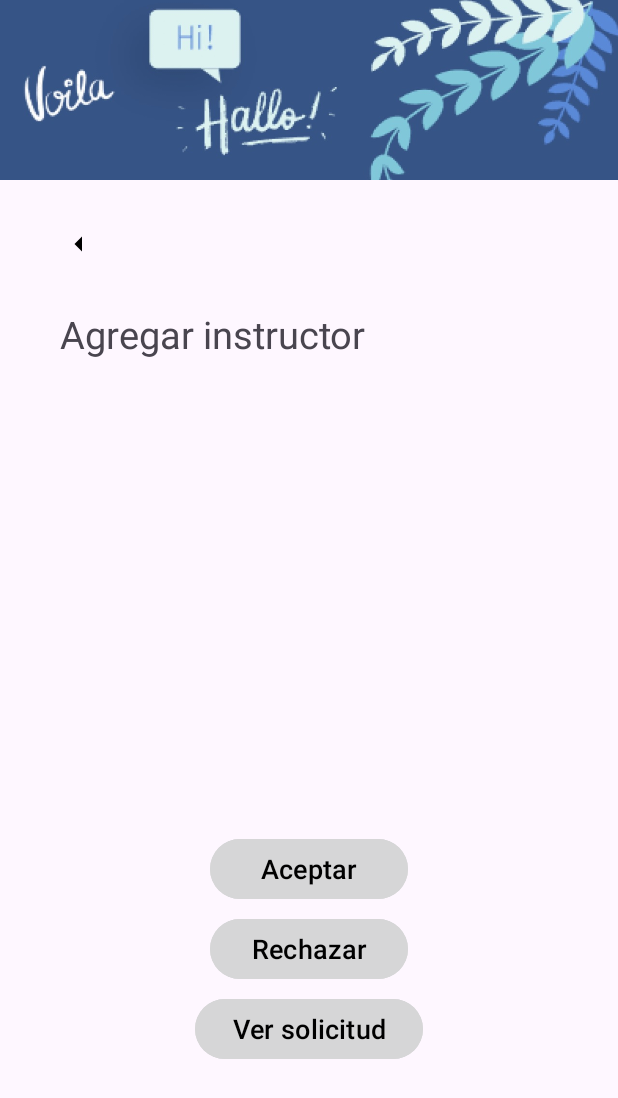
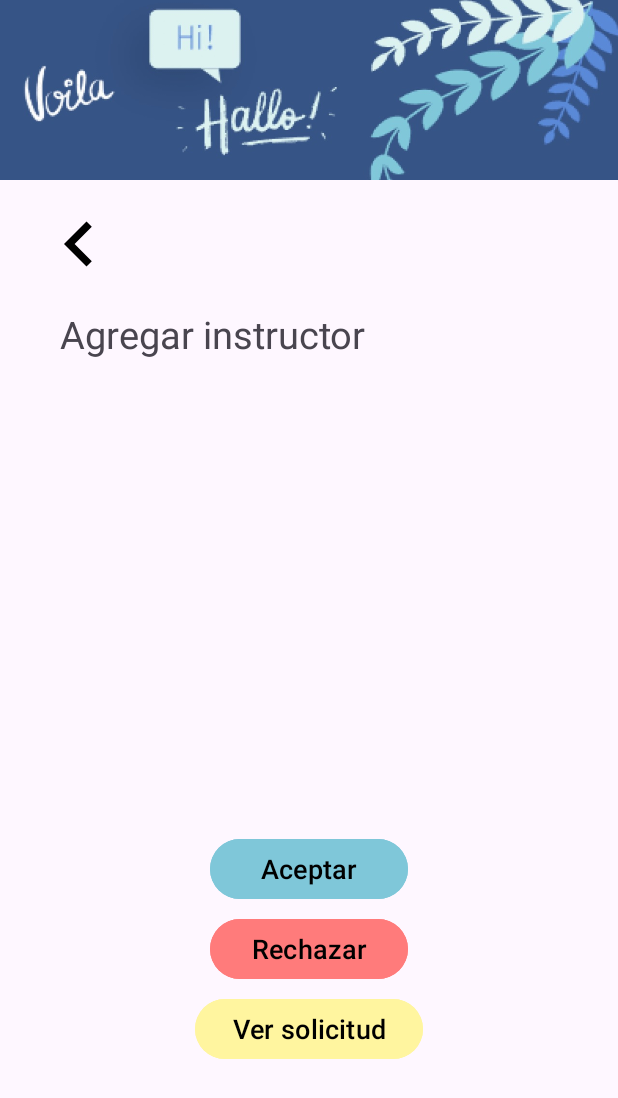
Before and after one commit to luis-cvqz/LanGroup, an Android app: the layout activity_agregar_instructor.xml on its own in the app's theme, with its tools: preview values and no code run, on a phone screen of 412 x 824 dp. Shown: the top 1098 px of the screen. Run offline under Robolectric (Android 15) with nearby library versions, the phone set to English and light mode, and no system bars.

Commit message:
Correcciones colores e imagenes

```diff
--- a/app/src/main/java/uv/fei/langroup/CrearGrupoActivity.java
+++ b/app/src/main/java/uv/fei/langroup/grupos/CrearGrupoActivity.java
@@ -1,4 +1,4 @@
-package uv.fei.langroup;
+package uv.fei.langroup.grupos;
 
 import android.os.Bundle;
 
@@ -8,6 +8,8 @@
 import androidx.core.view.ViewCompat;
 import androidx.core.view.WindowInsetsCompat;
 
+import uv.fei.langroup.R;
+
 public class CrearGrupoActivity extends AppCompatActivity {
 
     @Override
--- a/app/src/main/res/drawable/flecha_regresar.xml
+++ /dev/null
@@ -1,5 +0,0 @@
-<vector xmlns:android="http://schemas.android.com/apk/res/android" android:autoMirrored="true" android:height="24dp" android:tint="#000000" android:viewportHeight="24" android:viewportWidth="24" android:width="24dp">
-
-    <path android:fillColor="@android:color/white" android:pathData="M14,7l-5,5 5,5V7z"/>
-
-</vector>
--- a/app/src/main/res/layout/activity_agregar_instructor.xml
+++ b/app/src/main/res/layout/activity_agregar_instructor.xml
@@ -30,7 +30,7 @@
                 android:id="@+id/button_regresar"
                 android:layout_width="65dp"
                 android:layout_height="65dp"
-                android:src="@drawable/flecha_regresar"
+                android:src="@drawable/chevron_left"
                 android:layout_marginTop="10dp"
                 android:layout_marginLeft="20dp"
                 android:background="@color/transparente"
@@ -65,7 +65,7 @@
                 android:layout_marginLeft="140dp"
                 android:layout_marginRight="140dp"
                 android:textColor="@color/black"
-                android:backgroundTint="@color/azul"
+                android:backgroundTint="@color/azul3"
                 />
 
             <Button
@@ -78,7 +78,7 @@
                 android:layout_marginLeft="140dp"
                 android:layout_marginRight="140dp"
                 android:textColor="@color/black"
-                android:backgroundTint="@color/rojo"
+                android:backgroundTint="@color/rojoClaro"
                 />
 
             <Button
--- a/app/src/main/res/layout/activity_crear_grupo.xml
+++ b/app/src/main/res/layout/activity_crear_grupo.xml
@@ -11,7 +11,7 @@
         android:id="@+id/main"
         android:layout_width="match_parent"
         android:layout_height="match_parent"
-        tools:context=".CrearGrupoActivity">
+        tools:context=".grupos.CrearGrupoActivity">
 
 
         <LinearLayout
@@ -31,7 +31,7 @@
                 android:id="@+id/button_regresar"
                 android:layout_width="65dp"
                 android:layout_height="65dp"
-                android:src="@drawable/flecha_regresar"
+                android:src="@drawable/chevron_left"
                 android:layout_marginTop="10dp"
                 android:layout_marginLeft="20dp"
                 android:background="@color/transparente"
@@ -117,7 +117,7 @@
                 android:layout_marginTop="10dp"
                 android:layout_marginLeft="140dp"
                 android:textColor="@color/black"
-                android:backgroundTint="@color/azul"
+                android:backgroundTint="@color/azul3"
                 />
 
         </LinearLayout>
--- a/app/src/main/res/values/colors.xml
+++ b/app/src/main/res/values/colors.xml
@@ -9,4 +9,5 @@
     <color name="gris">#C3CBC8</color>
     <color name="rojoClaro">#FF7B7B</color>
     <color name="transparente">#00FFFFFF</color>
+    <color name="amarillo">#FFF59F</color>
 </resources>
```
